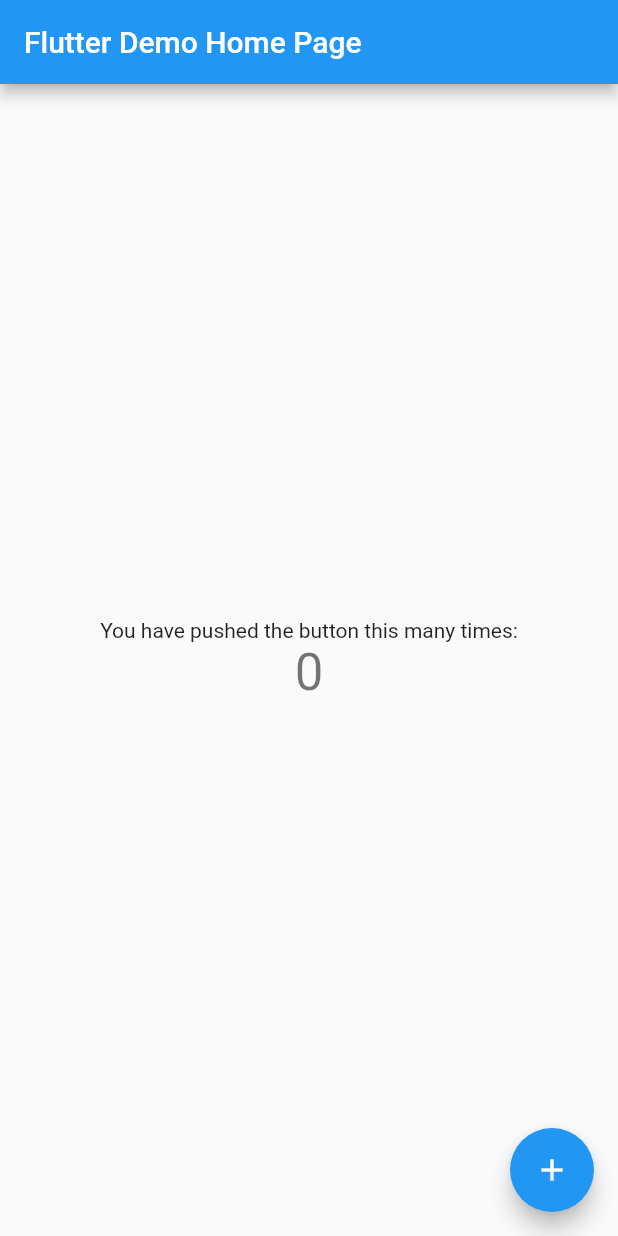
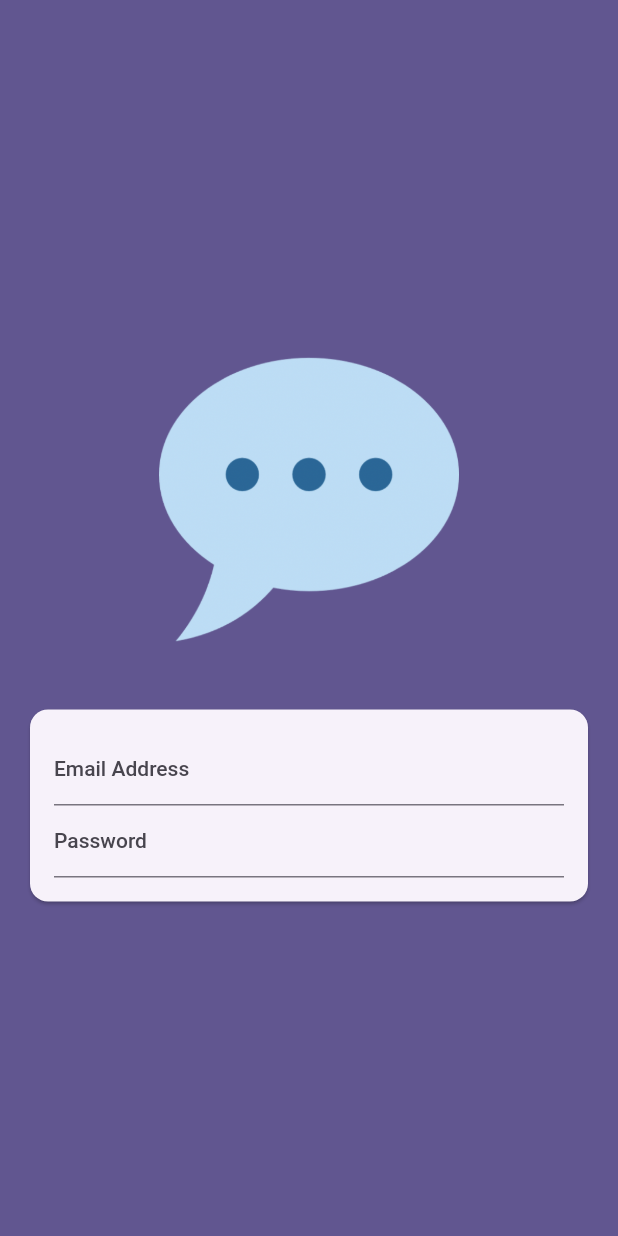
Before and after one commit to mohamedelbendary228/simple-chat, a Flutter app: the screen it shows after launch, on a phone screen of 412 x 824 dp. Run offline on Flutter 3.47's test engine with Material 2 defaults, Android fonts, the phone set to English and light mode, and no system bars.

Commit message:
Start in auth ui

```diff
--- a/lib/main.dart
+++ b/lib/main.dart
@@ -1,4 +1,5 @@
 import 'package:flutter/material.dart';
+import 'package:simple_chat_app/view/auth_view.dart';
 
 void main() {
   runApp(const MyApp());
@@ -12,57 +13,11 @@ class MyApp extends StatelessWidget {
   Widget build(BuildContext context) {
     return MaterialApp(
       title: 'Simple Chat App',
-      theme: ThemeData(
-        primarySwatch: Colors.blue,
+      theme: ThemeData().copyWith(
+        useMaterial3: true,
+        colorScheme: ColorScheme.fromSeed(seedColor: const Color.fromARGB(255, 63, 17, 177))
       ),
-      home: const MyHomePage(title: 'Flutter Demo Home Page'),
+      home: const AuthScreen(),
     );
   }
 }
-
-class MyHomePage extends StatefulWidget {
-  const MyHomePage({super.key, required this.title});
-
-  final String title;
-
-  @override
-  State<MyHomePage> createState() => _MyHomePageState();
-}
-
-class _MyHomePageState extends State<MyHomePage> {
-  int _counter = 0;
-
-  void _incrementCounter() {
-    setState(() {
-      _counter++;
-    });
-  }
-
-  @override
-  Widget build(BuildContext context) {
-    return Scaffold(
-      appBar: AppBar(
-        title: Text(widget.title),
-      ),
-      body: Center(
-        child: Column(
-          mainAxisAlignment: MainAxisAlignment.center,
-          children: <Widget>[
-            const Text(
-              'You have pushed the button this many times:',
-            ),
-            Text(
-              '$_counter',
-              style: Theme.of(context).textTheme.headlineMedium,
-            ),
-          ],
-        ),
-      ),
-      floatingActionButton: FloatingActionButton(
-        onPressed: _incrementCounter,
-        tooltip: 'Increment',
-        child: const Icon(Icons.add),
-      ),
-    );
-  }
-}
--- /dev/null
+++ b/lib/view/auth_view.dart
@@ -0,0 +1,74 @@
+import 'package:flutter/material.dart';
+import 'package:simple_chat_app/widgets/text_input_field.dart';
+
+class AuthScreen extends StatefulWidget {
+  const AuthScreen({Key? key}) : super(key: key);
+
+  @override
+  State<AuthScreen> createState() => _AuthScreenState();
+}
+
+class _AuthScreenState extends State<AuthScreen> {
+  late final TextEditingController emailTextEditingController;
+  late final TextEditingController passwordTextEditingController;
+
+  @override
+  void initState() {
+    emailTextEditingController = TextEditingController();
+    passwordTextEditingController = TextEditingController();
+    super.initState();
+  }
+
+  @override
+  void dispose() {
+    emailTextEditingController.dispose();
+    passwordTextEditingController.dispose();
+    super.dispose();
+  }
+
+  @override
+  Widget build(BuildContext context) {
+    return Scaffold(
+      backgroundColor: Theme.of(context).colorScheme.primary,
+      body: Center(
+        child: SingleChildScrollView(
+          child: Column(
+            mainAxisAlignment: MainAxisAlignment.center,
+            children: [
+              Container(
+                margin: const EdgeInsets.only(
+                    top: 30, bottom: 20, right: 20, left: 20),
+                width: 200,
+                child: Image.asset("assets/images/chat.png"),
+              ),
+              Card(
+                margin: const EdgeInsets.all(20),
+                child: SingleChildScrollView(
+                  child: Padding(
+                    padding: const EdgeInsets.all(16),
+                    child: Form(
+                        child: Column(
+                      mainAxisSize: MainAxisSize.min,
+                      children: [
+                        TextInputField(
+                          controller: emailTextEditingController,
+                          labelText: "Email Address",
+                          keyboardType: TextInputType.emailAddress,
+                        ),
+                        TextInputField(
+                          controller: passwordTextEditingController,
+                          labelText: "Password",
+                          obscureText: true,
+                        ),
+                      ],
+                    )),
+                  ),
+                ),
+              ),
+            ],
+          ),
+        ),
+      ),
+    );
+  }
+}
--- /dev/null
+++ b/lib/widgets/text_input_field.dart
@@ -0,0 +1,33 @@
+import 'package:flutter/material.dart';
+
+class TextInputField extends StatelessWidget {
+  final TextEditingController controller;
+  final String? labelText;
+  final TextInputType? keyboardType;
+  final bool autocorrect;
+  final TextCapitalization textCapitalization;
+  final bool obscureText;
+  const TextInputField({
+    Key? key,
+    required this.controller,
+    this.keyboardType,
+    this.labelText,
+    this.autocorrect = true,
+    this.textCapitalization = TextCapitalization.none,
+    this.obscureText = false,
+  }) : super(key: key);
+
+  @override
+  Widget build(BuildContext context) {
+    return TextFormField(
+      controller: controller,
+      decoration: InputDecoration(
+        labelText: labelText,
+      ),
+      keyboardType: keyboardType,
+      autocorrect: autocorrect,
+      textCapitalization: textCapitalization,
+      obscureText: obscureText,
+    );
+  }
+}
--- a/pubspec.yaml
+++ b/pubspec.yaml
@@ -59,10 +59,8 @@ flutter:
   uses-material-design: true
 
   # To add assets to your application, add an assets section, like this:
-  # assets:
-  #   - images/a_dot_burr.jpeg
-  #   - images/a_dot_ham.jpeg
-
+  assets:
+    - assets/images/chat.png
   # An image asset can refer to one or more resolution-specific "variants", see
   # https://flutter.dev/assets-and-images/#resolution-aware
 
```
Also changed, not shown: assets/images/chat.png (added).
